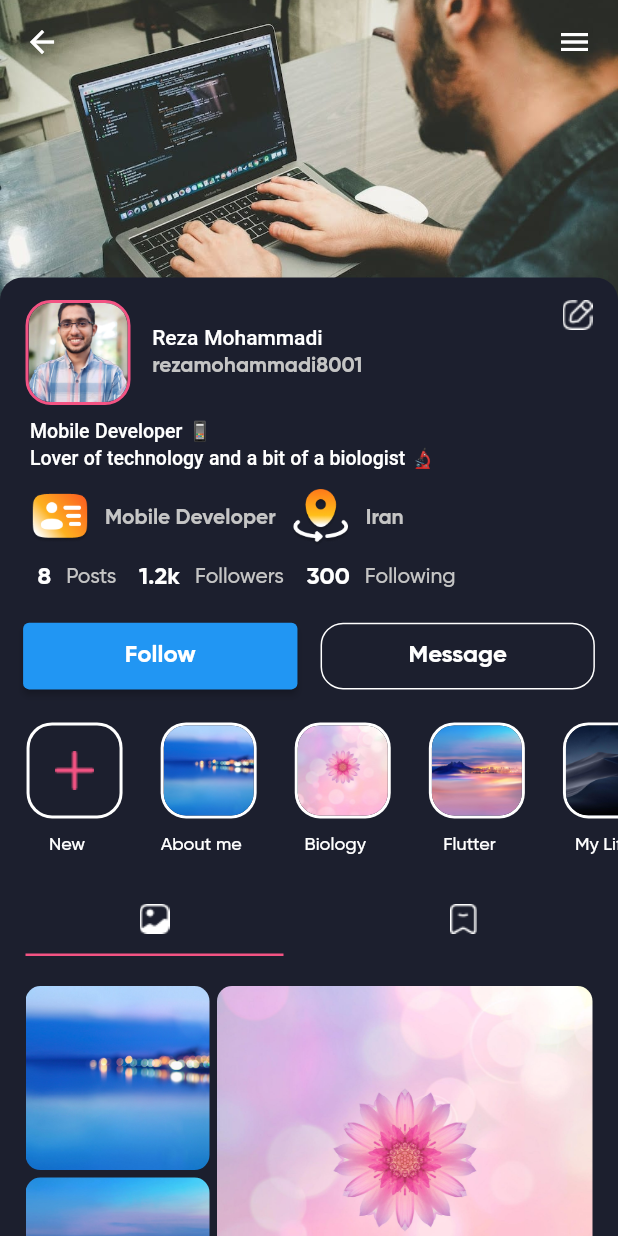
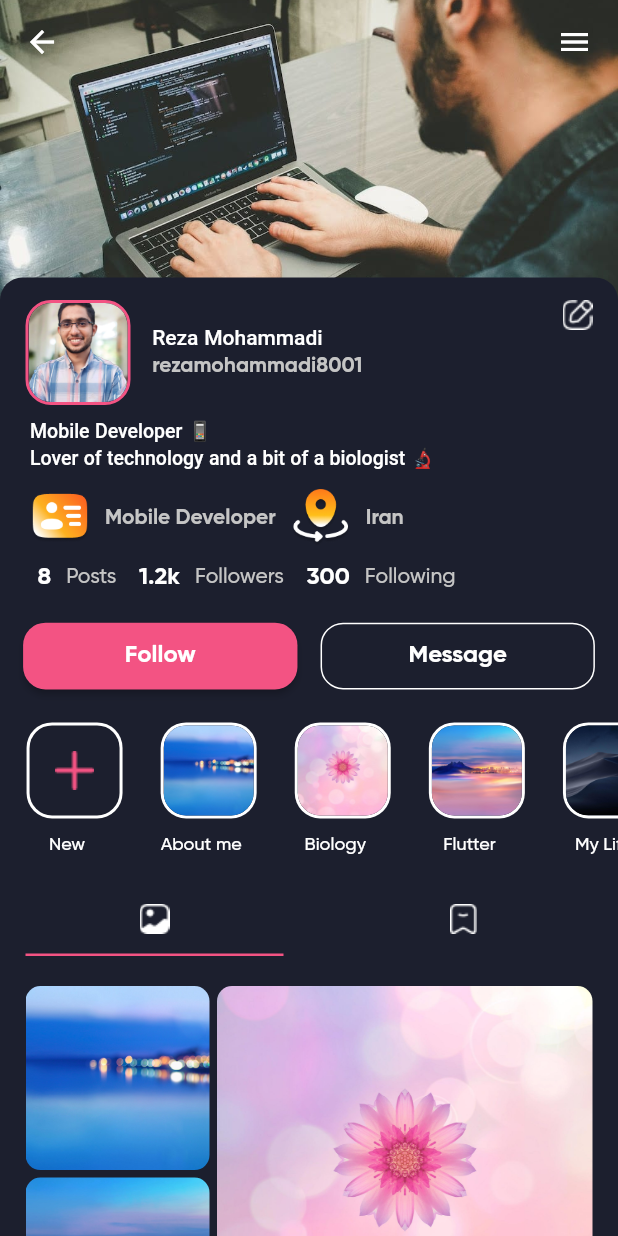
Before and after one commit to RezaMohammadi8001/uniquegram, a Flutter app: the ProfileScreen screen opened directly, on a phone screen of 412 x 824 dp. Run offline on Flutter 3.47's test engine with Material 2 defaults, Android fonts, the phone set to English and light mode, and no system bars; our stand-ins replace dotted_border, email_validator, flutter_screenutil.

```diff
--- a/lib/screens/profile_screen.dart
+++ b/lib/screens/profile_screen.dart
@@ -218,6 +218,16 @@ Lover of technology and a bit of a biologist \u{1F52C}''',
                           width: 190.w,
                           child: ElevatedButton(
                             onPressed: () {},
+                            style: ElevatedButton.styleFrom(
+                              backgroundColor: const Color(0xffF35383),
+                              shape: RoundedRectangleBorder(
+                                borderRadius: BorderRadius.circular(15),
+                              ),
+                              textStyle: const TextStyle(
+                                fontFamily: 'GB',
+                                fontSize: 16,
+                              ),
+                            ),
                             child: const Text(
                               'Follow',
                               style: TextStyle(
```
